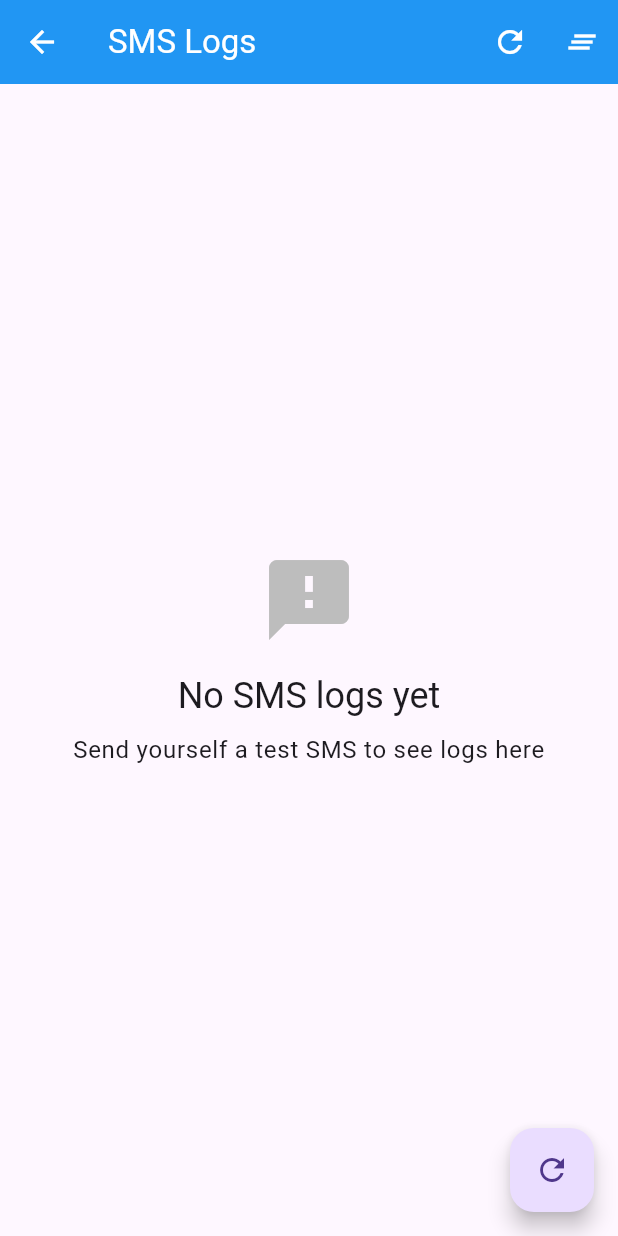
After one commit to softuvo-shanky/forward-sms-app, a Flutter app: the screen it shows after launch, after a tap on the "analytics" icon, on a phone screen of 412 x 824 dp. The commit adds this screen. Run offline on Flutter 3.47's test engine with Material 3 defaults, Android fonts, the phone set to English and light mode, and no system bars; our stand-ins replace permission_handler, shared_preferences; missing offline and left inert: mailer, sms_advanced.

Commit message:
Add logs screen: View SMS forwarding logs directly in the app

```diff
--- a/lib/screens/home_screen.dart
+++ b/lib/screens/home_screen.dart
@@ -3,6 +3,7 @@ import 'package:permission_handler/permission_handler.dart';
 import '../services/sms_service_simple.dart';
 import '../services/email_service.dart';
 import 'settings_screen.dart';
+import 'logs_screen.dart';
 
 class HomeScreen extends StatefulWidget {
   const HomeScreen({super.key});
@@ -106,6 +107,16 @@ class _HomeScreenState extends State<HomeScreen> {
         backgroundColor: Colors.blue,
         foregroundColor: Colors.white,
         actions: [
+          IconButton(
+            icon: const Icon(Icons.analytics),
+            onPressed: () {
+              Navigator.push(
+                context,
+                MaterialPageRoute(builder: (context) => const LogsScreen()),
+              );
+            },
+            tooltip: 'View SMS Logs',
+          ),
           IconButton(
             icon: const Icon(Icons.settings),
             onPressed: () async {
@@ -293,6 +304,16 @@ class _HomeScreenState extends State<HomeScreen> {
                           ),
                         ),
                         IconButton(
+                          icon: const Icon(Icons.analytics),
+                          onPressed: () {
+                            Navigator.push(
+                              context,
+                              MaterialPageRoute(builder: (context) => const LogsScreen()),
+                            );
+                          },
+                          tooltip: 'View Detailed Logs',
+                        ),
+                        IconButton(
                           icon: const Icon(Icons.refresh),
                           onPressed: _loadSettings,
                           tooltip: 'Refresh Statistics',
--- /dev/null
+++ b/lib/screens/logs_screen.dart
@@ -0,0 +1,189 @@
+import 'package:flutter/material.dart';
+import 'package:shared_preferences/shared_preferences.dart';
+import '../services/sms_service_simple.dart';
+
+class LogsScreen extends StatefulWidget {
+  const LogsScreen({super.key});
+
+  @override
+  State<LogsScreen> createState() => _LogsScreenState();
+}
+
+class _LogsScreenState extends State<LogsScreen> {
+  List<String> _logs = [];
+  bool _isLoading = true;
+
+  @override
+  void initState() {
+    super.initState();
+    _loadLogs();
+  }
+
+  Future<void> _loadLogs() async {
+    setState(() {
+      _isLoading = true;
+    });
+
+    try {
+      final logs = await SmsService.getSmsLogs();
+      setState(() {
+        _logs = logs.reversed.toList(); // Show newest first
+        _isLoading = false;
+      });
+    } catch (e) {
+      setState(() {
+        _logs = ['Error loading logs: $e'];
+        _isLoading = false;
+      });
+    }
+  }
+
+  Future<void> _clearLogs() async {
+    final prefs = await SharedPreferences.getInstance();
+    await prefs.remove('sms_logs');
+    await _loadLogs();
+
+    if (mounted) {
+      ScaffoldMessenger.of(context).showSnackBar(
+        const SnackBar(
+          content: Text('Logs cleared successfully'),
+          backgroundColor: Colors.green,
+        ),
+      );
+    }
+  }
+
+  String _formatLogEntry(String entry) {
+    try {
+      final parts = entry.split('|');
+      if (parts.length >= 3) {
+        final timestamp = parts[0];
+        final sender = parts[1];
+        final messageLength = parts[2];
+
+        final date = DateTime.parse(timestamp);
+        final formattedTime = '${date.hour.toString().padLeft(2, '0')}:${date.minute.toString().padLeft(2, '0')}:${date.second.toString().padLeft(2, '0')}';
+
+        return '$formattedTime - From: $sender ($messageLength)';
+      }
+    } catch (e) {
+      // If parsing fails, return the original entry
+    }
+    return entry;
+  }
+
+  @override
+  Widget build(BuildContext context) {
+    return Scaffold(
+      appBar: AppBar(
+        title: const Text('SMS Logs'),
+        backgroundColor: Colors.blue,
+        foregroundColor: Colors.white,
+        actions: [
+          IconButton(
+            icon: const Icon(Icons.refresh),
+            onPressed: _loadLogs,
+            tooltip: 'Refresh Logs',
+          ),
+          IconButton(
+            icon: const Icon(Icons.clear_all),
+            onPressed: _clearLogs,
+            tooltip: 'Clear Logs',
+          ),
+        ],
+      ),
+      body: _isLoading
+          ? const Center(
+              child: CircularProgressIndicator(),
+            )
+          : _logs.isEmpty
+              ? Center(
+                  child: Column(
+                    mainAxisAlignment: MainAxisAlignment.center,
+                    children: [
+                      Icon(
+                        Icons.sms_failed,
+                        size: 64,
+                        color: Colors.grey[400],
+                      ),
+                      const SizedBox(height: 16),
+                      Text(
+                        'No SMS logs yet',
+                        style: Theme.of(context).textTheme.headlineSmall,
+                        textAlign: TextAlign.center,
+                      ),
+                      const SizedBox(height: 8),
+                      Text(
+                        'Send yourself a test SMS to see logs here',
+                        style: Theme.of(context).textTheme.bodyLarge,
+                        textAlign: TextAlign.center,
+                      ),
+                    ],
+                  ),
+                )
+              : Column(
+                  children: [
+                    Container(
+                      padding: const EdgeInsets.all(16),
+                      color: Colors.blue.shade50,
+                      child: Row(
+                        children: [
+                          Icon(Icons.info, color: Colors.blue.shade700),
+                          const SizedBox(width: 8),
+                          Expanded(
+                            child: Text(
+                              'Total SMS forwarded: ${_logs.length}',
+                              style: TextStyle(
+                                color: Colors.blue.shade700,
+                                fontWeight: FontWeight.bold,
+                              ),
+                            ),
+                          ),
+                        ],
+                      ),
+                    ),
+                    Expanded(
+                      child: ListView.builder(
+                        itemCount: _logs.length,
+                        itemBuilder: (context, index) {
+                          final log = _logs[index];
+                          return Card(
+                            margin: const EdgeInsets.symmetric(
+                              horizontal: 16,
+                              vertical: 4,
+                            ),
+                            child: ListTile(
+                              leading: CircleAvatar(
+                                backgroundColor: Colors.green.shade100,
+                                child: Icon(
+                                  Icons.sms,
+                                  color: Colors.green.shade700,
+                                ),
+                              ),
+                              title: Text(
+                                _formatLogEntry(log),
+                                style: const TextStyle(fontWeight: FontWeight.bold),
+                              ),
+                              subtitle: Text(
+                                'SMS successfully forwarded to email',
+                                style: TextStyle(color: Colors.grey[600]),
+                              ),
+                              trailing: Icon(
+                                Icons.check_circle,
+                                color: Colors.green.shade600,
+                              ),
+                            ),
+                          );
+                        },
+                      ),
+                    ),
+                  ],
+                ),
+      floatingActionButton: FloatingActionButton(
+        onPressed: _loadLogs,
+        child: const Icon(Icons.refresh),
+        tooltip: 'Refresh Logs',
+      ),
+    );
+  }
+}
```
